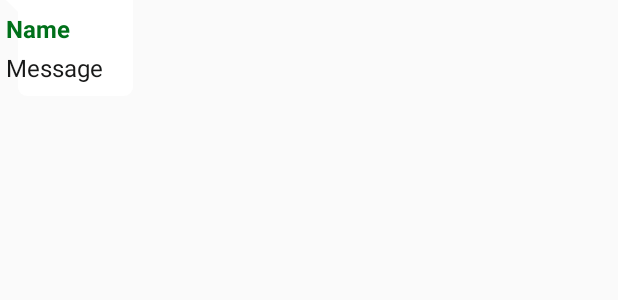
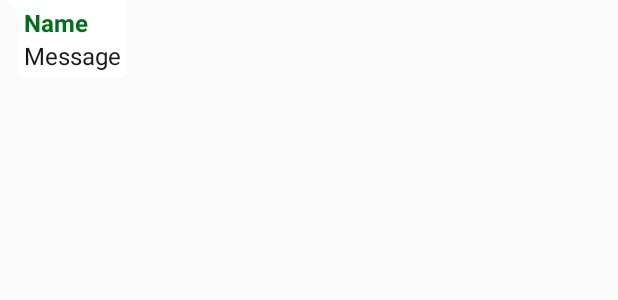
Before and after one commit to antonitor/gochat, an Android app: the layout message_chat.xml on its own in the app's theme, with its tools: preview values and no code run, on a phone screen of 412 x 824 dp. Shown: the top 300 px of the screen. Run offline under Robolectric (Android 15) with nearby library versions, the phone set to English and light mode, and no system bars.

Commit message:
Chat adjustment . showing pictures

```diff
--- a/app/src/main/java/com/antonitor/gotchat/sync/FirebaseDatabaseRepository.java
+++ b/app/src/main/java/com/antonitor/gotchat/sync/FirebaseDatabaseRepository.java
@@ -105,9 +105,6 @@
         messageReference.child(roomID).push().setValue(message);
     }
 
-
-
-
     private Query getTrendingRoomsQuery(){
         return mFirebaseDatabase.getReference().child(CHATROOMS_REF);
     }
@@ -138,7 +135,7 @@
                 .build();
     }
 
-    public Query getMessageListQuery(String roomId){
+    private Query getMessageListQuery(String roomId){
         return messageReference.child(roomId);
     }
 
--- a/app/src/main/res/drawable-v24/user_message_box.xml
+++ b/app/src/main/res/drawable-v24/user_message_box.xml
@@ -14,7 +14,7 @@
     </item>
     <item android:left="8dp">
         <shape android:shape="rectangle" >
-            <corners android:radius="6dp"/>
+            <corners android:radius="3dp"/>
             <solid android:color="#ffffff" />
         </shape>
     </item>
--- a/app/src/main/res/layout/message_chat.xml
+++ b/app/src/main/res/layout/message_chat.xml
@@ -6,84 +6,62 @@
         android:layout_width="wrap_content"
         android:layout_height="wrap_content"
         android:layout_marginBottom="4dp"
-        android:layout_marginEnd="64dp"
         android:layout_marginStart="4dp"
         android:background="@drawable/user_message_box"
         android:elevation="1dp"
-        android:orientation="horizontal"
         android:paddingBottom="4dp"
         android:paddingEnd="4dp"
-        android:paddingStart="0dp"
+        android:orientation="horizontal"
+        android:paddingStart="12dp"
         android:paddingTop="4dp">
 
         <LinearLayout
         android:id="@+id/linearLayout"
-        android:layout_width="wrap_content"
+        android:layout_width="match_parent"
         android:layout_height="wrap_content"
         android:elevation="1dp"
-        android:orientation="vertical"
-        android:paddingBottom="4dp"
-        android:paddingEnd="4dp"
-        android:paddingStart="0dp"
-        android:paddingTop="4dp">
+        android:orientation="vertical">
 
-        <FrameLayout
-            android:layout_width="wrap_content"
-            android:layout_height="wrap_content"
-            android:visibility="gone">
             <ImageView
                     android:id="@+id/photoImageView"
                     android:layout_width="wrap_content"
                     android:layout_height="wrap_content"
+                    android:layout_gravity="center"
                     android:adjustViewBounds="true"
                     android:contentDescription="@string/cd_image_send_by_user"
                     android:maxHeight="200dp"
                     android:maxWidth="200dp"
-            android:visibility="invisible"/>
+                    android:visibility="@{message.photoUrl!=null}"/>
 
-        <ProgressBar
-            android:id="@+id/progressBar"
-            android:layout_width="wrap_content"
-            android:layout_height="wrap_content"
-            android:layout_centerHorizontal="true"
-            android:layout_centerVertical="true"
-            android:visibility="gone"/>
-        </FrameLayout>
 
                 <TextView
                 android:id="@+id/author_tv"
                 android:layout_width="wrap_content"
                 android:layout_height="wrap_content"
-            android:layout_weight="0"
                 android:fontFamily="sans-serif"
                 android:text="@{message.author}"
                 android:textColor="@color/colorPrimaryDark"
                 android:textSize="16sp"
                 android:textStyle="bold"
                 tools:text="Name" />
+                    <!--app:chatImage="@{image}"-->
+
             <TextView
                 android:id="@+id/message_tv"
-            style="@style/Base.Theme.AppCompat.Dialog"
                 android:layout_width="wrap_content"
                 android:layout_height="wrap_content"
-            android:layout_marginTop="4dp"
-            android:layout_weight="0"
                 android:fontFamily="sans-serif"
                 android:text="@{message.text}"
                 android:textColor="#181919"
                 android:textSize="16sp"
+                android:visibility="@{message.photoUrl==null}"
                 tools:text="Message"/>
 
         </LinearLayout>
-
-    <View
-            android:layout_width="12dp"
-            android:layout_height="match_parent"
-            android:background="@drawable/user_message_box"
-            android:elevation="1dp" />
     </LinearLayout>
 
     <data>
         <variable name="message" type="com.antonitor.gotchat.model.Message"/>
+        <variable name="image" type="String" />
     </data>
 </layout>
```
Also changed, not shown: app/src/main/java/com/antonitor/gotchat/model/Message.java (+18 -0 lines), app/src/main/java/com/antonitor/gotchat/ui/chatroom/ChatRecyclerViewAdapter.java (+11 -3 lines), app/src/main/java/com/antonitor/gotchat/ui/chatroom/ChatViewModel.java (+3 -7 lines), app/src/main/res/layout/activity_chat_room.xml (+9 -12 lines). Lines whose indentation alone changed are shown as unchanged.
